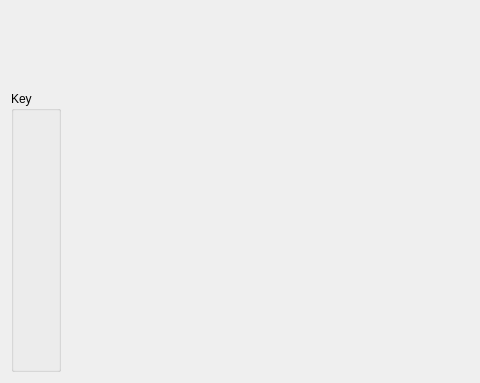
Old version of the form designer/note_creation.ui in the repository ll-in-anki/find-missing-words; both pictures show x 0 to 480 and y 207 to 590 of the 1098 by 590 pixel window.
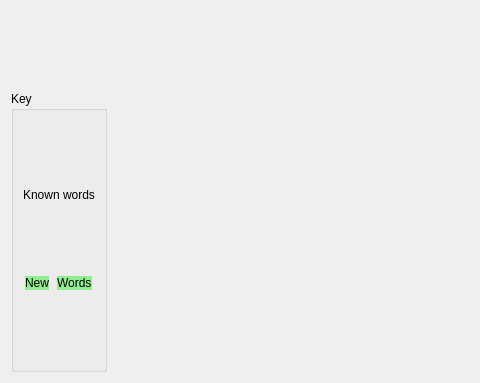
New version of the form.

Commit message:
Overhaul word select pane
Move to QTextBrowser + HTML instead of a QLabel object for each word/token.
This will hopefully dramatically decrease resource consumption and make
the text look cleaner. The QLabels with large margins made the text
look less readable.

Use cleaner methods of differentiating actual text from punctuation,
spaces, symbols, etc.

Remove the symbols/punctuation from the default ignored_words in config.
These won't be a problem from now on since they aren't considered in the
model of valid words that are clickable.

Patch:
```diff
--- a/designer/note_creation.ui
+++ b/designer/note_creation.ui
@@ -35,10 +35,53 @@
          </property>
          <layout class="QVBoxLayout" name="verticalLayout_2">
           <item>
-           <layout class="QHBoxLayout" name="key_known_words_hbox"/>
+           <widget class="QLabel" name="label_2">
+            <property name="sizePolicy">
+             <sizepolicy hsizetype="Fixed" vsizetype="Fixed">
+              <horstretch>0</horstretch>
+              <verstretch>0</verstretch>
+             </sizepolicy>
+            </property>
+            <property name="text">
+             <string>Known words</string>
+            </property>
+           </widget>
           </item>
           <item>
-           <layout class="QHBoxLayout" name="key_new_words_hbox"/>
+           <layout class="QHBoxLayout" name="key_new_words_hbox">
+            <item>
+             <widget class="QLabel" name="label_3">
+              <property name="sizePolicy">
+               <sizepolicy hsizetype="Fixed" vsizetype="Fixed">
+                <horstretch>0</horstretch>
+                <verstretch>0</verstretch>
+               </sizepolicy>
+              </property>
+              <property name="styleSheet">
+               <string notr="true">background-color: lightgreen</string>
+              </property>
+              <property name="text">
+               <string>New</string>
+              </property>
+             </widget>
+            </item>
+            <item>
+             <widget class="QLabel" name="label_4">
+              <property name="sizePolicy">
+               <sizepolicy hsizetype="Fixed" vsizetype="Fixed">
+                <horstretch>0</horstretch>
+                <verstretch>0</verstretch>
+               </sizepolicy>
+              </property>
+              <property name="styleSheet">
+               <string notr="true">background-color: lightgreen</string>
+              </property>
+              <property name="text">
+               <string>Words</string>
+              </property>
+             </widget>
+            </item>
+           </layout>
           </item>
          </layout>
         </widget>
```
The commit also changes 5 other files.
